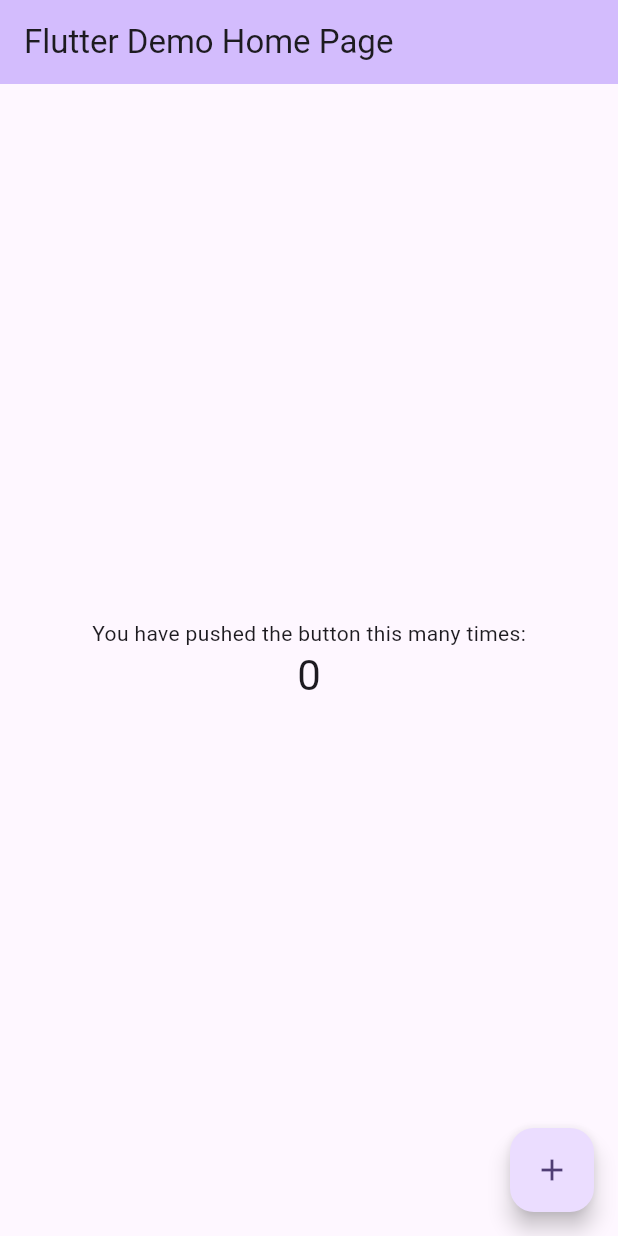
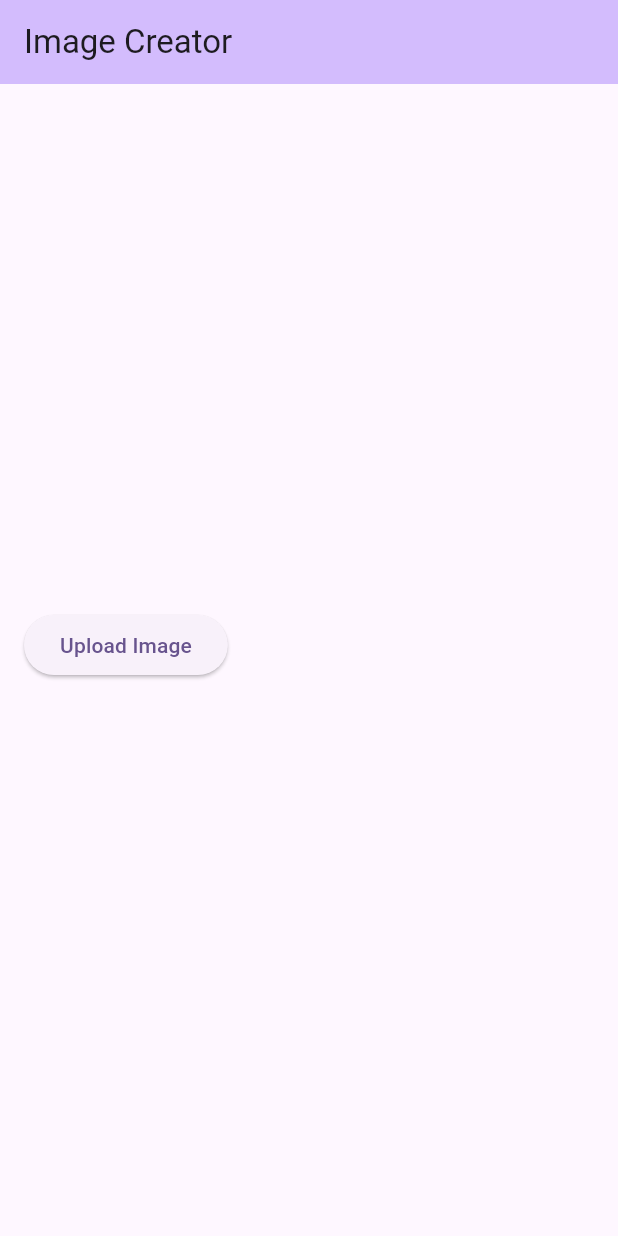
Before and after one commit to could-ai/019a4a27-6c0f-7b75-854c-ef16fd6994b6, a Flutter app: the screen it shows after launch, on a phone screen of 412 x 824 dp. Run offline on Flutter 3.47's test engine with Material 3 defaults, Android fonts, the phone set to English and light mode, and no system bars; our stand-ins replace image_picker.

Commit message:
Added image_picker dependency to enable image selection from gallery or camera, which is essential for the image upload feature. Updated the app description to reflect the new functionality. This allows users to pick images for upload and subsequent generation.; Completely replaced the template main.dart with a new ImageCreatorHomePage that includes image upload functionality using the image_picker package. Added a stateful widget to manage selected and generated images, with buttons for uploading from gallery and creating a new image. The generation is currently mocked by copying the selected image, as real AI image generation requires backend integration which is not available in the disconnected state. This implements the core UI flow for image upload and creation, similar to Gemini's image features, with placeholders for future AI integration.

```diff
--- a/usr/lib/main.dart
+++ b/usr/lib/main.dart
@@ -1,4 +1,6 @@
 import 'package:flutter/material.dart';
+import 'package:image_picker/image_picker.dart';
+import 'dart:io';
 
 void main() {
   runApp(const MyApp());
@@ -7,114 +9,98 @@ void main() {
 class MyApp extends StatelessWidget {
   const MyApp({super.key});
 
-  // This widget is the root of your application.
   @override
   Widget build(BuildContext context) {
     return MaterialApp(
-      title: 'Flutter Demo',
+      title: 'Image Creator App',
       debugShowCheckedModeBanner: false,
       theme: ThemeData(
-        // This is the theme of your application.
-        //
-        // TRY THIS: Try running your application with "flutter run". You'll see
-        // the application has a purple toolbar. Then, without quitting the app,
-        // try changing the seedColor in the colorScheme below to Colors.green
-        // and then invoke "hot reload" (save your changes or press the "hot
-        // reload" button in a Flutter-supported IDE, or press "r" if you used
-        // the command line to start the app).
-        //
-        // Notice that the counter didn't reset back to zero; the application
-        // state is not lost during the reload. To reset the state, use hot
-        // restart instead.
-        //
-        // This works for code too, not just values: Most code changes can be
-        // tested with just a hot reload.
         colorScheme: ColorScheme.fromSeed(seedColor: Colors.deepPurple),
       ),
-      home: const MyHomePage(title: 'Flutter Demo Home Page'),
+      home: const ImageCreatorHomePage(),
     );
   }
 }
 
-class MyHomePage extends StatefulWidget {
-  const MyHomePage({super.key, required this.title});
-
-  // This widget is the home page of your application. It is stateful, meaning
-  // that it has a State object (defined below) that contains fields that affect
-  // how it looks.
-
-  // This class is the configuration for the state. It holds the values (in this
-  // case the title) provided by the parent (in this case the App widget) and
-  // used by the build method of the State. Fields in a Widget subclass are
-  // always marked "final".
-
-  final String title;
+class ImageCreatorHomePage extends StatefulWidget {
+  const ImageCreatorHomePage({super.key});
 
   @override
-  State<MyHomePage> createState() => _MyHomePageState();
+  State<ImageCreatorHomePage> createState() => _ImageCreatorHomePageState();
 }
 
-class _MyHomePageState extends State<MyHomePage> {
-  int _counter = 0;
+class _ImageCreatorHomePageState extends State<ImageCreatorHomePage> {
+  File? _selectedImage;
+  File? _generatedImage;
+  final ImagePicker _picker = ImagePicker();
 
-  void _incrementCounter() {
-    setState(() {
-      // This call to setState tells the Flutter framework that something has
-      // changed in this State, which causes it to rerun the build method below
-      // so that the display can reflect the updated values. If we changed
-      // _counter without calling setState(), then the build method would not be
-      // called again, and so nothing would appear to happen.
-      _counter++;
-    });
+  Future<void> _pickImage() async {
+    final XFile? image = await _picker.pickImage(source: ImageSource.gallery);
+    if (image != null) {
+      setState(() {
+        _selectedImage = File(image.path);
+        _generatedImage = null; // Reset generated image when new image is selected
+      });
+    }
+  }
+
+  void _generateImage() {
+    // Mock image generation: For now, just copy the selected image as generated.
+    // In a real app, this would call an AI API like Gemini for image creation/modification.
+    if (_selectedImage != null) {
+      setState(() {
+        _generatedImage = _selectedImage; // Placeholder: replace with actual generation logic
+      });
+    }
   }
 
   @override
   Widget build(BuildContext context) {
-    // This method is rerun every time setState is called, for instance as done
-    // by the _incrementCounter method above.
-    //
-    // The Flutter framework has been optimized to make rerunning build methods
-    // fast, so that you can just rebuild anything that needs updating rather
-    // than having to individually change instances of widgets.
     return Scaffold(
       appBar: AppBar(
-        // TRY THIS: Try changing the color here to a specific color (to
-        // Colors.amber, perhaps?) and trigger a hot reload to see the AppBar
-        // change color while the other colors stay the same.
+        title: const Text('Image Creator'),
         backgroundColor: Theme.of(context).colorScheme.inversePrimary,
-        // Here we take the value from the MyHomePage object that was created by
-        // the App.build method, and use it to set our appbar title.
-        title: Text(widget.title),
       ),
-      body: Center(
-        // Center is a layout widget. It takes a single child and positions it
-        // in the middle of the parent.
+      body: Padding(
+        padding: const EdgeInsets.all(16.0),
         child: Column(
-          // Column is also a layout widget. It takes a list of children and
-          // arranges them vertically. By default, it sizes itself to fit its
-          // children horizontally, and tries to be as tall as its parent.
-          //
-          // Column has various properties to control how it sizes itself and
-          // how it positions its children. Here we use mainAxisAlignment to
-          // center the children vertically; the main axis here is the vertical
-          // axis because Columns are vertical (the cross axis would be
-          // horizontal).
-          //
-          // TRY THIS: Invoke "debug painting" (choose the "Toggle Debug Paint"
-          // action in the IDE, or press "p" in the console), to see the
-          // wireframe for each widget.
           mainAxisAlignment: MainAxisAlignment.center,
           children: <Widget>[
-            const Text('You have pushed the button this many times:'),
-            Text('$_counter', style: Theme.of(context).textTheme.headlineMedium),
+            ElevatedButton(
+              onPressed: _pickImage,
+              child: const Text('Upload Image'),
+            ),
+            const SizedBox(height: 20),
+            if (_selectedImage != null)
+              Expanded(
+                child: Column(
+                  children: [
+                    const Text('Uploaded Image:'),
+                    Expanded(
+                      child: Image.file(_selectedImage!),
+                    ),
+                    const SizedBox(height: 20),
+                    ElevatedButton(
+                      onPressed: _generateImage,
+                      child: const Text('Create Image'),
+                    ),
+                  ],
+                ),
+              ),
+            if (_generatedImage != null)
+              Expanded(
+                child: Column(
+                  children: [
+                    const Text('Generated Image:'),
+                    Expanded(
+                      child: Image.file(_generatedImage!),
+                    ),
+                  ],
+                ),
+              ),
           ],
         ),
       ),
-      floatingActionButton: FloatingActionButton(
-        onPressed: _incrementCounter,
-        tooltip: 'Increment',
-        child: const Icon(Icons.add),
-      ), // This trailing comma makes auto-formatting nicer for build methods.
     );
   }
 }
```
Also changed, not shown: usr/pubspec.yaml (+4 -49 lines).
